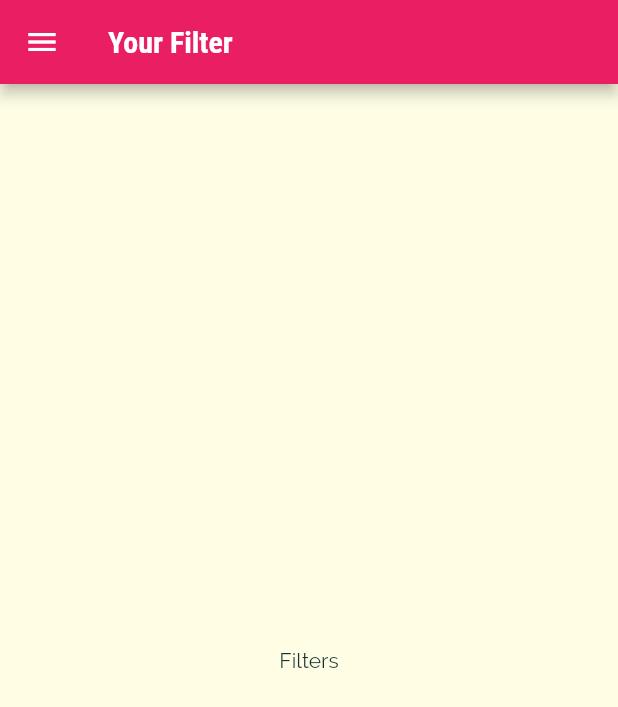
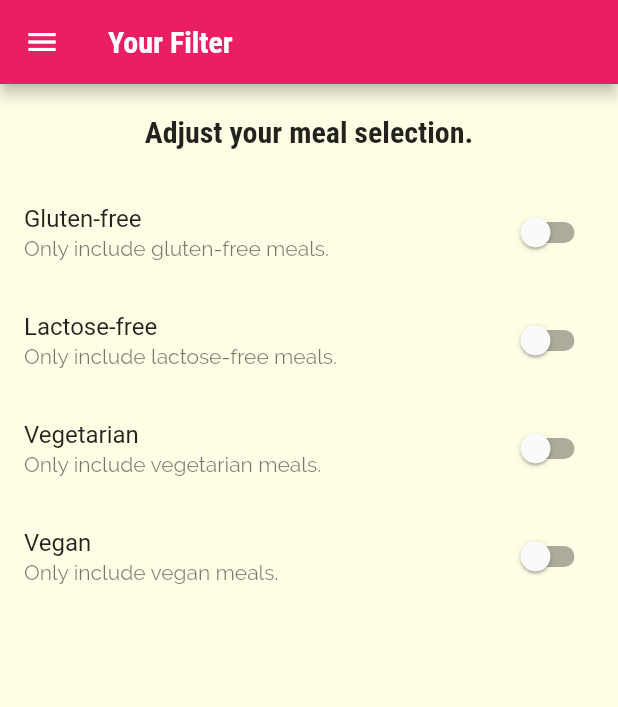
Before and after one commit to nguyenthegiang/learnFlutter-MealsApp, a Flutter app: the FiltersScreen screen opened by its route, on a phone screen of 412 x 824 dp. Shown: the top 707 px of the screen. Run offline on Flutter 3.47's test engine with Material 2 defaults, Android fonts, the phone set to English and light mode, and no system bars.

Commit message:
Lecture 28 - My modification

```diff
--- a/lib/screens/filters_screen.dart
+++ b/lib/screens/filters_screen.dart
@@ -2,8 +2,80 @@ import 'package:flutter/material.dart';
 
 import '../widgets/main_drawer.dart';
 
-class FiltersScreen extends StatelessWidget {
+class FiltersScreen extends StatefulWidget {
   static const routeName = '/filters';
+
+  @override
+  State<FiltersScreen> createState() => _FiltersScreenState();
+}
+
+class _FiltersScreenState extends State<FiltersScreen> {
+  bool _glutenFree = false;
+  bool _vegetarian = false;
+  bool _vegan = false;
+  bool _lactoseFree = false;
+
+  Widget _buildSwitchListTile(
+      String title, String description, bool currentValue) {
+    //Phải viết thêm mấy dòng này vì code mẫu bị sai, chắc là do version
+    switch (title) {
+      case 'Gluten-free':
+        return SwitchListTile(
+          title: Text(title),
+          value: currentValue,
+          subtitle: Text(description),
+          onChanged: updateGluten,
+        );
+      case 'Lactose-free':
+        return SwitchListTile(
+          title: Text(title),
+          value: currentValue,
+          subtitle: Text(description),
+          onChanged: updateLactose,
+        );
+      case 'Vegetarian':
+        return SwitchListTile(
+          title: Text(title),
+          value: currentValue,
+          subtitle: Text(description),
+          onChanged: updateVeget,
+        );
+      case 'Vegan':
+        return SwitchListTile(
+          title: Text(title),
+          value: currentValue,
+          subtitle: Text(description),
+          onChanged: updateVegan,
+        );
+      default:
+        return const Text('Why is this happenning?');
+    }
+  }
+
+  //Phải viết thêm mấy hàm này vì code mẫu bị sai, chắc là do version
+  void updateGluten(bool newValue) {
+    setState(() {
+      _glutenFree = newValue;
+    });
+  }
+
+  void updateLactose(bool newValue) {
+    setState(() {
+      _lactoseFree = newValue;
+    });
+  }
+
+  void updateVeget(bool newValue) {
+    setState(() {
+      _vegetarian = newValue;
+    });
+  }
+
+  void updateVegan(bool newValue) {
+    setState(() {
+      _vegan = newValue;
+    });
+  }
 
   @override
   Widget build(BuildContext context) {
@@ -12,8 +84,42 @@ class FiltersScreen extends StatelessWidget {
         title: Text('Your Filter'),
       ),
       drawer: MainDrawer(),
-      body: Center(
-        child: Text('Filters'),
+      body: Column(
+        children: [
+          Container(
+            padding: EdgeInsets.all(20),
+            child: Text(
+              'Adjust your meal selection.',
+              style: Theme.of(context).textTheme.headline6,
+            ),
+          ),
+          Expanded(
+            child: ListView(
+              children: [
+                _buildSwitchListTile(
+                  'Gluten-free',
+                  'Only include gluten-free meals.',
+                  _glutenFree,
+                ),
+                _buildSwitchListTile(
+                  'Lactose-free',
+                  'Only include lactose-free meals.',
+                  _lactoseFree,
+                ),
+                _buildSwitchListTile(
+                  'Vegetarian',
+                  'Only include vegetarian meals.',
+                  _vegetarian,
+                ),
+                _buildSwitchListTile(
+                  'Vegan',
+                  'Only include vegan meals.',
+                  _vegan,
+                ),
+              ],
+            ),
+          ),
+        ],
       ),
     );
   }
```
